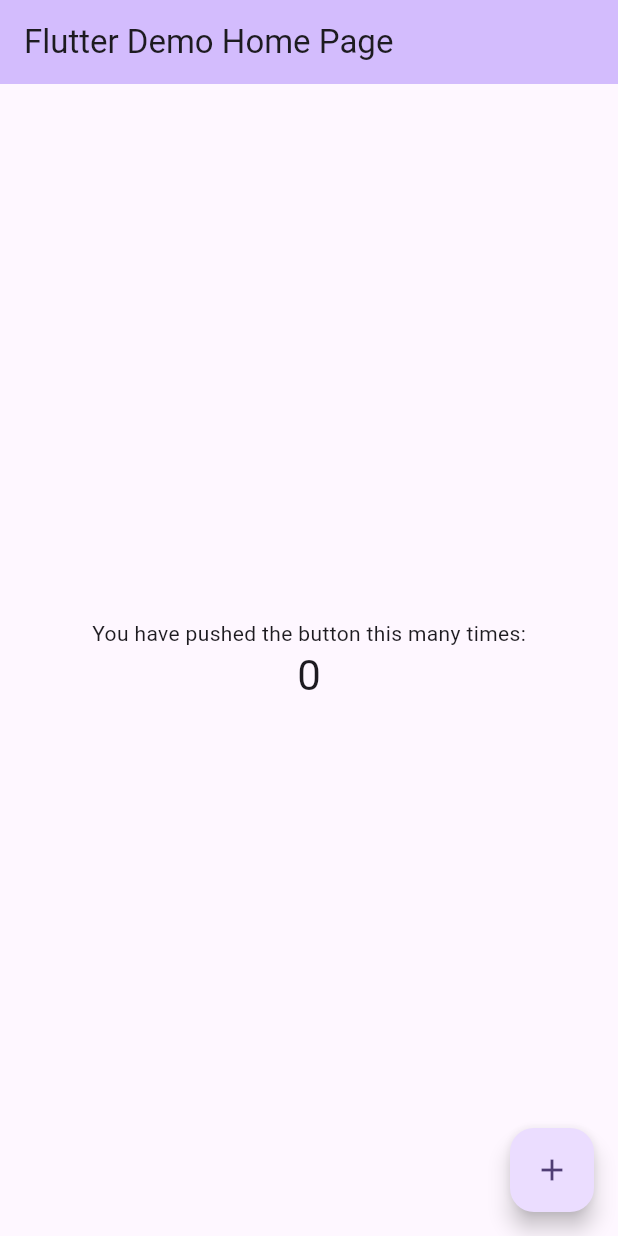
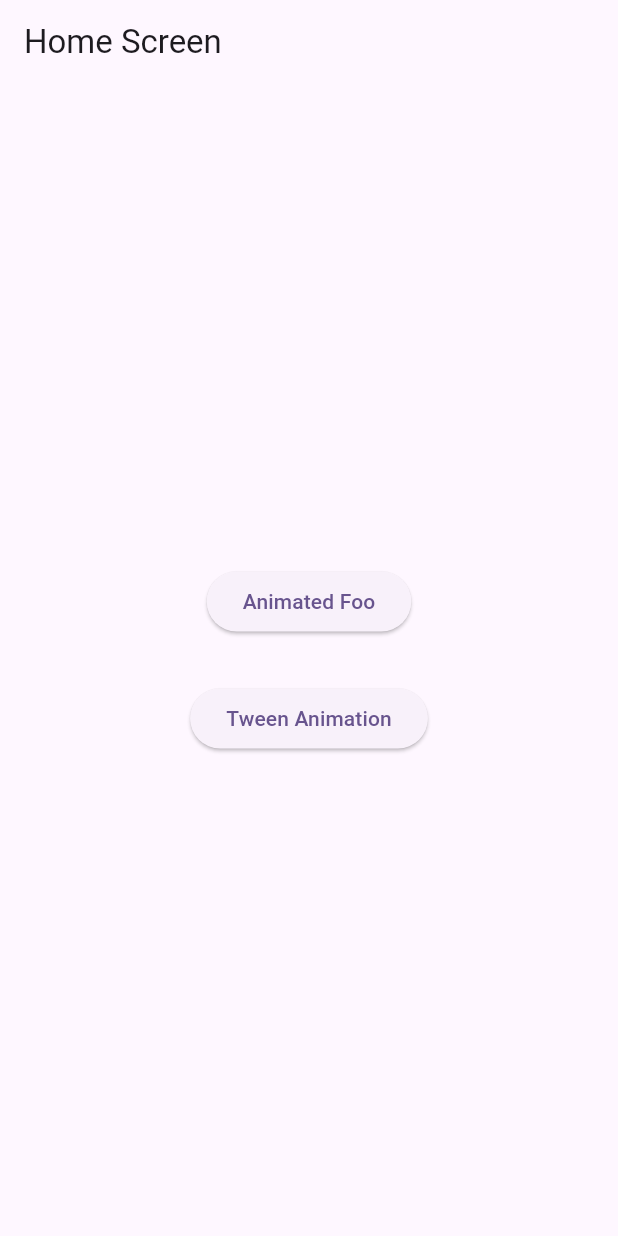
Before and after one commit to Dev-Fady/Flutter-Animation, a Flutter app: the screen it shows after launch, on a phone screen of 412 x 824 dp. Run offline on Flutter 3.47's test engine with Material 3 defaults, Android fonts, the phone set to English and light mode, and no system bars.

Commit message:
add HomeScreen widget and update main app entry point

```diff
--- /dev/null
+++ b/lib/home_screen.dart
@@ -0,0 +1,40 @@
+import 'package:flutter/material.dart';
+import 'package:flutter_animation/animated_foo/screen/animated_foo.dart';
+import 'package:flutter_animation/tween_animation/couter_screen.dart';
+
+class HomeScreen extends StatelessWidget {
+  const HomeScreen({super.key});
+
+  @override
+  Widget build(BuildContext context) {
+    return Scaffold(
+      appBar: AppBar(
+        title: const Text('Home Screen'),
+      ),
+      body: Center(
+        child: Column(
+          mainAxisAlignment: MainAxisAlignment.center,
+          children: [
+            ElevatedButton(
+              onPressed: () {
+                Navigator.push(context, MaterialPageRoute(builder: (context) {
+                  return const AnimatedFoo();
+                }));
+              },
+              child: const Text('Animated Foo'),
+            ),
+            const SizedBox(height: 30),
+            ElevatedButton(
+              onPressed: () {
+                Navigator.push(context, MaterialPageRoute(builder: (context) {
+                  return const CouterScreen();
+                }));
+              },
+              child: const Text('Tween Animation'),
+            ),
+          ],
+        ),
+      ),
+    );
+  }
+}
--- a/lib/main.dart
+++ b/lib/main.dart
@@ -1,4 +1,5 @@
 import 'package:flutter/material.dart';
+import 'package:flutter_animation/home_screen.dart';
 
 void main() {
   runApp(const MyApp());
@@ -13,113 +14,10 @@ class MyApp extends StatelessWidget {
     return MaterialApp(
       title: 'Flutter Demo',
       theme: ThemeData(
-        // This is the theme of your application.
-        //
-        // TRY THIS: Try running your application with "flutter run". You'll see
-        // the application has a purple toolbar. Then, without quitting the app,
-        // try changing the seedColor in the colorScheme below to Colors.green
-        // and then invoke "hot reload" (save your changes or press the "hot
-        // reload" button in a Flutter-supported IDE, or press "r" if you used
-        // the command line to start the app).
-        //
-        // Notice that the counter didn't reset back to zero; the application
-        // state is not lost during the reload. To reset the state, use hot
-        // restart instead.
-        //
-        // This works for code too, not just values: Most code changes can be
-        // tested with just a hot reload.
         colorScheme: ColorScheme.fromSeed(seedColor: Colors.deepPurple),
         useMaterial3: true,
       ),
-      home: const MyHomePage(title: 'Flutter Demo Home Page'),
+      home: HomeScreen(),
     );
   }
 }
-
-class MyHomePage extends StatefulWidget {
-  const MyHomePage({super.key, required this.title});
-
-  // This widget is the home page of your application. It is stateful, meaning
-  // that it has a State object (defined below) that contains fields that affect
-  // how it looks.
-
-  // This class is the configuration for the state. It holds the values (in this
-  // case the title) provided by the parent (in this case the App widget) and
-  // used by the build method of the State. Fields in a Widget subclass are
-  // always marked "final".
-
-  final String title;
-
-  @override
-  State<MyHomePage> createState() => _MyHomePageState();
-}
-
-class _MyHomePageState extends State<MyHomePage> {
-  int _counter = 0;
-
-  void _incrementCounter() {
-    setState(() {
-      // This call to setState tells the Flutter framework that something has
-      // changed in this State, which causes it to rerun the build method below
-      // so that the display can reflect the updated values. If we changed
-      // _counter without calling setState(), then the build method would not be
-      // called again, and so nothing would appear to happen.
-      _counter++;
-    });
-  }
-
-  @override
-  Widget build(BuildContext context) {
-    // This method is rerun every time setState is called, for instance as done
-    // by the _incrementCounter method above.
-    //
-    // The Flutter framework has been optimized to make rerunning build methods
-    // fast, so that you can just rebuild anything that needs updating rather
-    // than having to individually change instances of widgets.
-    return Scaffold(
-      appBar: AppBar(
-        // TRY THIS: Try changing the color here to a specific color (to
-        // Colors.amber, perhaps?) and trigger a hot reload to see the AppBar
-        // change color while the other colors stay the same.
-        backgroundColor: Theme.of(context).colorScheme.inversePrimary,
-        // Here we take the value from the MyHomePage object that was created by
-        // the App.build method, and use it to set our appbar title.
-        title: Text(widget.title),
-      ),
-      body: Center(
-        // Center is a layout widget. It takes a single child and positions it
-        // in the middle of the parent.
-        child: Column(
-          // Column is also a layout widget. It takes a list of children and
-          // arranges them vertically. By default, it sizes itself to fit its
-          // children horizontally, and tries to be as tall as its parent.
-          //
-          // Column has various properties to control how it sizes itself and
-          // how it positions its children. Here we use mainAxisAlignment to
-          // center the children vertically; the main axis here is the vertical
-          // axis because Columns are vertical (the cross axis would be
-          // horizontal).
-          //
-          // TRY THIS: Invoke "debug painting" (choose the "Toggle Debug Paint"
-          // action in the IDE, or press "p" in the console), to see the
-          // wireframe for each widget.
-          mainAxisAlignment: MainAxisAlignment.center,
-          children: <Widget>[
-            const Text(
-              'You have pushed the button this many times:',
-            ),
-            Text(
-              '$_counter',
-              style: Theme.of(context).textTheme.headlineMedium,
-            ),
-          ],
-        ),
-      ),
-      floatingActionButton: FloatingActionButton(
-        onPressed: _incrementCounter,
-        tooltip: 'Increment',
-        child: const Icon(Icons.add),
-      ), // This trailing comma makes auto-formatting nicer for build methods.
-    );
-  }
-}
```
